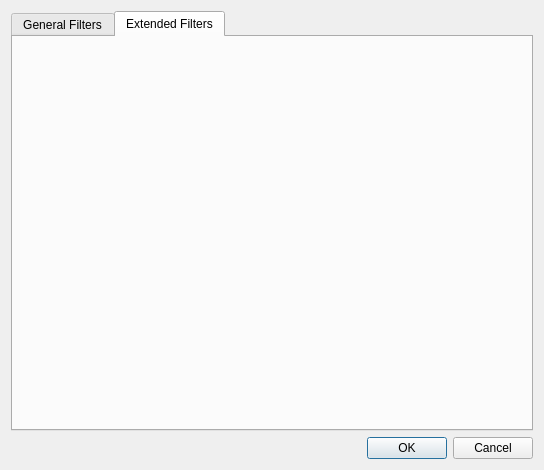
This is ui/DxFilterDialog.ui in k5mcd/QLog as Qt 5 draws it before an edit. The edited form follows.
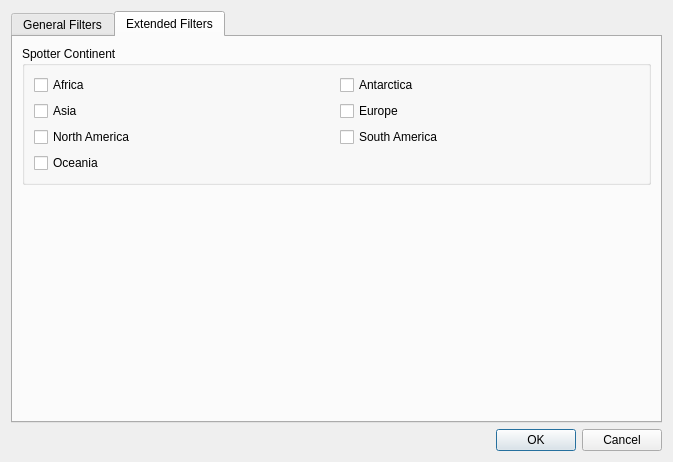
This is the edited form. The open tabs and pages were chosen to show the change.

Commit message: DXCluster: Added filtering criteria - Spotter Continent

```diff
--- a/ui/DxFilterDialog.ui
+++ b/ui/DxFilterDialog.ui
@@ -6,8 +6,8 @@
    <rect>
     <x>0</x>
     <y>0</y>
-    <width>544</width>
-    <height>470</height>
+    <width>673</width>
+    <height>462</height>
    </rect>
   </property>
   <property name="sizePolicy">
@@ -28,7 +28,7 @@
      <property name="currentIndex">
       <number>0</number>
      </property>
-     <widget class="QWidget" name="modes">
+     <widget class="QWidget" name="general_filters">
       <property name="sizePolicy">
        <sizepolicy hsizetype="Expanding" vsizetype="Expanding">
         <horstretch>0</horstretch>
@@ -216,6 +216,83 @@
       <attribute name="title">
        <string>Extended Filters</string>
       </attribute>
+      <layout class="QVBoxLayout" name="verticalLayout_5">
+       <item>
+        <widget class="QGroupBox" name="cont_group_spotter_2">
+         <property name="title">
+          <string>Spotter Continent</string>
+         </property>
+         <layout class="QVBoxLayout" name="verticalLayout_4">
+          <item>
+           <layout class="QGridLayout" name="cont_group_spotter">
+            <item row="2" column="0">
+             <widget class="QCheckBox" name="nacheckbox_spotter">
+              <property name="text">
+               <string>North America</string>
+              </property>
+             </widget>
+            </item>
+            <item row="0" column="0">
+             <widget class="QCheckBox" name="afcheckbox_spotter">
+              <property name="text">
+               <string>Africa</string>
+              </property>
+             </widget>
+            </item>
+            <item row="0" column="1">
+             <widget class="QCheckBox" name="ancheckbox_spotter">
+              <property name="text">
+               <string>Antarctica</string>
+              </property>
+             </widget>
+            </item>
+            <item row="2" column="1">
+             <widget class="QCheckBox" name="sacheckbox_spotter">
+              <property name="text">
+               <string>South America</string>
+              </property>
+             </widget>
+            </item>
+            <item row="1" column="0">
+             <widget class="QCheckBox" name="ascheckbox_spotter">
+              <property name="text">
+               <string>Asia</string>
+              </property>
+             </widget>
+            </item>
+            <item row="1" column="1">
+             <widget class="QCheckBox" name="eucheckbox_spotter">
+              <property name="text">
+               <string>Europe</string>
+              </property>
+             </widget>
+            </item>
+            <item row="3" column="0">
+             <widget class="QCheckBox" name="occheckbox_spotter">
+              <property name="text">
+               <string>Oceania</string>
+              </property>
+             </widget>
+            </item>
+           </layout>
+          </item>
+         </layout>
+        </widget>
+       </item>
+       <item>
+        <spacer name="verticalSpacer_3">
+         <property name="orientation">
+          <enum>Qt::Vertical</enum>
+         </property>
+         <property name="sizeHint" stdset="0">
+          <size>
+           <width>20</width>
+           <height>40</height>
+          </size>
+         </property>
+        </spacer>
+       </item>
+      </layout>
      </widget>
     </widget>
    </item>
```
Left out of the diff: 184 changed lines with no effect on the pictures. The commit also changes 4 other files.
